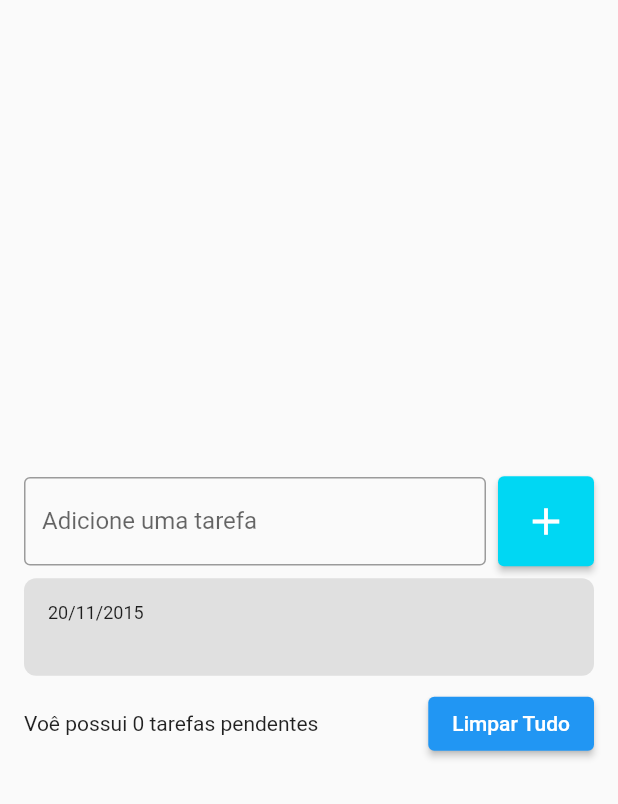
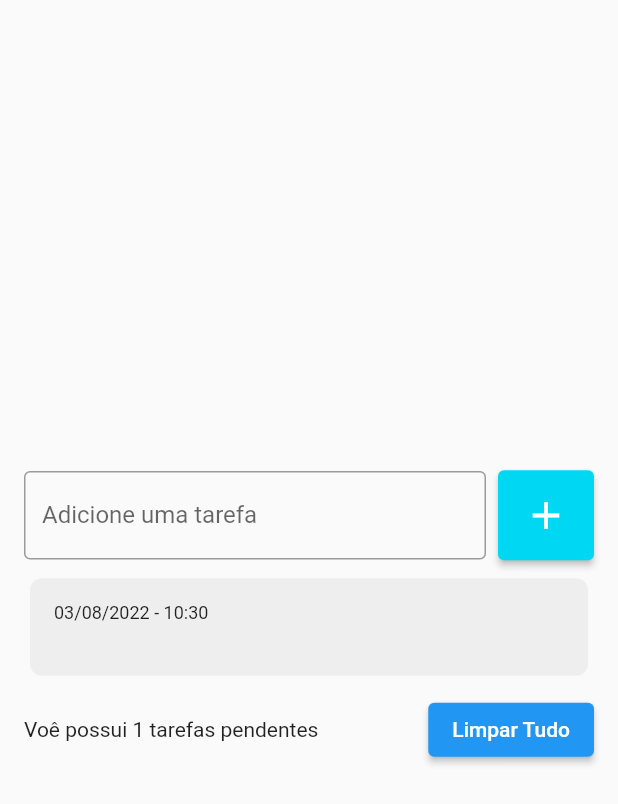
Before and after one commit to israelemanuel/todo_list, a Flutter app: the screen it shows after launch, after a tap on the "add" icon, on a phone screen of 412 x 824 dp. Shown: the top 804 px of the screen. Run offline on Flutter 3.47's test engine with Material 2 defaults, Android fonts, the phone set to English and light mode, and no system bars; drawn by our look-alikes of flutter_slidable.

Commit message:
Adição de delete e snacbar

```diff
--- a/lib/main.dart
+++ b/lib/main.dart
@@ -11,6 +11,7 @@ class MyApp extends StatelessWidget {
   @override
   Widget build(BuildContext context) {
      return MaterialApp(
+       debugShowCheckedModeBanner: false,
       home: TodoListPage(),
     );
   }
--- /dev/null
+++ b/lib/models/task.dart
@@ -0,0 +1,6 @@
+class Task{
+  Task({required this.title, required this.date});
+
+  String title;
+  DateTime date;
+}
--- a/lib/pages/todo_list_page.dart
+++ b/lib/pages/todo_list_page.dart
@@ -1,15 +1,18 @@
 import 'package:flutter/material.dart';
+import 'package:todo_list/models/task.dart';
 import 'package:todo_list/widgets/tasks_list_item.dart';
 
 class TodoListPage extends StatefulWidget {
-  TodoListPage({Key? key}) : super(key: key);
+  const TodoListPage({Key? key}) : super(key: key);
 
   @override
   State<TodoListPage> createState() => _TodoListPageState();
 }
 
 class _TodoListPageState extends State<TodoListPage> {
-  List<String> tasks = [];
+  List<Task> tasks = [];
+  Task? deletedTask;
+  int? deletedTaskPos;
 
   final TextEditingController todoController = TextEditingController();
 
@@ -35,13 +38,18 @@ class _TodoListPageState extends State<TodoListPage> {
                         ),
                       ),
                     ),
-                    SizedBox(width: 8),
+                    const SizedBox(width: 8),
                     ElevatedButton(
                       onPressed: () {
                         String text = todoController.text;
                         setState(() {
-                          tasks.add(text);
+                          Task newTask = Task(
+                            title: text,
+                            date: DateTime.now(),
+                          );
+                          tasks.add(newTask);
                         });
+                        todoController.clear();
                       },
                       style: ElevatedButton.styleFrom(
                         //primary: Colors.cyan,
@@ -57,26 +65,29 @@ class _TodoListPageState extends State<TodoListPage> {
                     ),
                   ],
                 ),
-                SizedBox(height: 8),
+                const SizedBox(height: 8),
                 Flexible(
                   child: ListView(
                     shrinkWrap: true,
                     children: [
-                      for (String task in tasks)
+                      for (Task task in tasks)
                         TodoListItem(
-                          title: task,
+                          task: task,
+                          onDelete: onDelete,
                         ),
                     ],
                   ),
                 ),
-                SizedBox(height: 8),
+                const SizedBox(height: 8),
                 Row(
                   children: [
                     Expanded(
-                      child: const Text("Voê possui 0 tarefas pendentes"),
+                      child:
+                          Text("Voê possui ${tasks.length} tarefas pendentes"),
                     ),
-                    SizedBox(width: 8),
-                    ElevatedButton(onPressed: () {}, child: Text("Limpar Tudo"))
+                    const SizedBox(width: 8),
+                    ElevatedButton(
+                        onPressed: () {}, child: const Text("Limpar Tudo"))
                   ],
                 )
               ],
@@ -86,4 +97,35 @@ class _TodoListPageState extends State<TodoListPage> {
       ),
     );
   }
+
+  void onDelete(Task task) {
+    deletedTask = task;
+    deletedTaskPos = tasks.indexOf(task);
+
+    setState(() {
+      tasks.remove(task);
+    });
+    ScaffoldMessenger.of(context).clearSnackBars();
+    ScaffoldMessenger.of(context).showSnackBar(
+      SnackBar(
+        content: Text(
+          'Tarefa ${task.title} foi removida com sucesso!',
+          style: const TextStyle(
+            color: Colors.black,
+          ),
+        ),
+        backgroundColor: Colors.white,
+        action: SnackBarAction(
+          label: 'Desfazer',
+          textColor: const Color(0xff00d7f3),
+          onPressed: () {
+            setState(() {
+              tasks.insert(deletedTaskPos!, deletedTask!);
+            });
+          },
+        ),
+        duration: const Duration(seconds: 5),
+      ),
+    );
+  }
 }
--- a/lib/widgets/tasks_list_item.dart
+++ b/lib/widgets/tasks_list_item.dart
@@ -1,31 +1,41 @@
 import 'package:flutter/material.dart';
+import 'package:flutter_slidable/flutter_slidable.dart';
+import 'package:intl/intl.dart';
+import 'package:todo_list/models/task.dart';
 
 class TodoListItem extends StatelessWidget {
-  const TodoListItem({Key? key , required this.title}) : super(key: key);
+  const TodoListItem({
+    Key? key,
+    required this.task,
+    required this.onDelete,
+  }) : super(key: key);
 
-  final String title;
+  final Task task;
+  final Function(Task) onDelete;
 
   @override
   Widget build(BuildContext context) {
-    return Container(
+    return Padding(
+      padding: const EdgeInsets.all(4),
+      child: Slidable(
+        child: Container(
           decoration: BoxDecoration(
             borderRadius: BorderRadius.circular(8),
-        color: Colors.grey[300],
+            color: Colors.grey[200],
           ),
-
           padding: const EdgeInsets.all(16),
           child: Column(
             // Não funciona mainAxisAlignment: MainAxisAlignment.start,
-        crossAxisAlignment: CrossAxisAlignment.start,
+            crossAxisAlignment: CrossAxisAlignment.stretch,
             children: [
-         const Text(
-            "20/11/2015",
+              Text(
+                DateFormat('dd/MM/yyyy - HH:mm').format(task.date),
                 style: TextStyle(
                   fontSize: 12,
                 ),
               ),
               Text(
-            title,
+                task.title,
                 style: const TextStyle(
                   fontWeight: FontWeight.w700,
                   fontSize: 16,
@@ -33,6 +43,20 @@ class TodoListItem extends StatelessWidget {
               ),
             ],
           ),
+        ),
+        actionPane: const SlidableBehindActionPane(),
+        secondaryActions: [
+          IconSlideAction(
+            color: Colors.red,
+            icon: Icons.delete,
+            caption: "Deletar",
+            onTap: () {
+              onDelete(task);
+            },
+          ),
+        ],
+        actionExtentRatio: 0.25,
+      ),
     );
   }
 }
--- a/pubspec.yaml
+++ b/pubspec.yaml
@@ -34,6 +34,8 @@ dependencies:
   # The following adds the Cupertino Icons font to your application.
   # Use with the CupertinoIcons class for iOS style icons.
   cupertino_icons: ^1.0.2
+  intl:
+  flutter_slidable: ^0.6.0
 
 dev_dependencies:
   flutter_test:
```
Also changed, not shown: pubspec.lock. Lines whose indentation alone changed are shown as unchanged.
